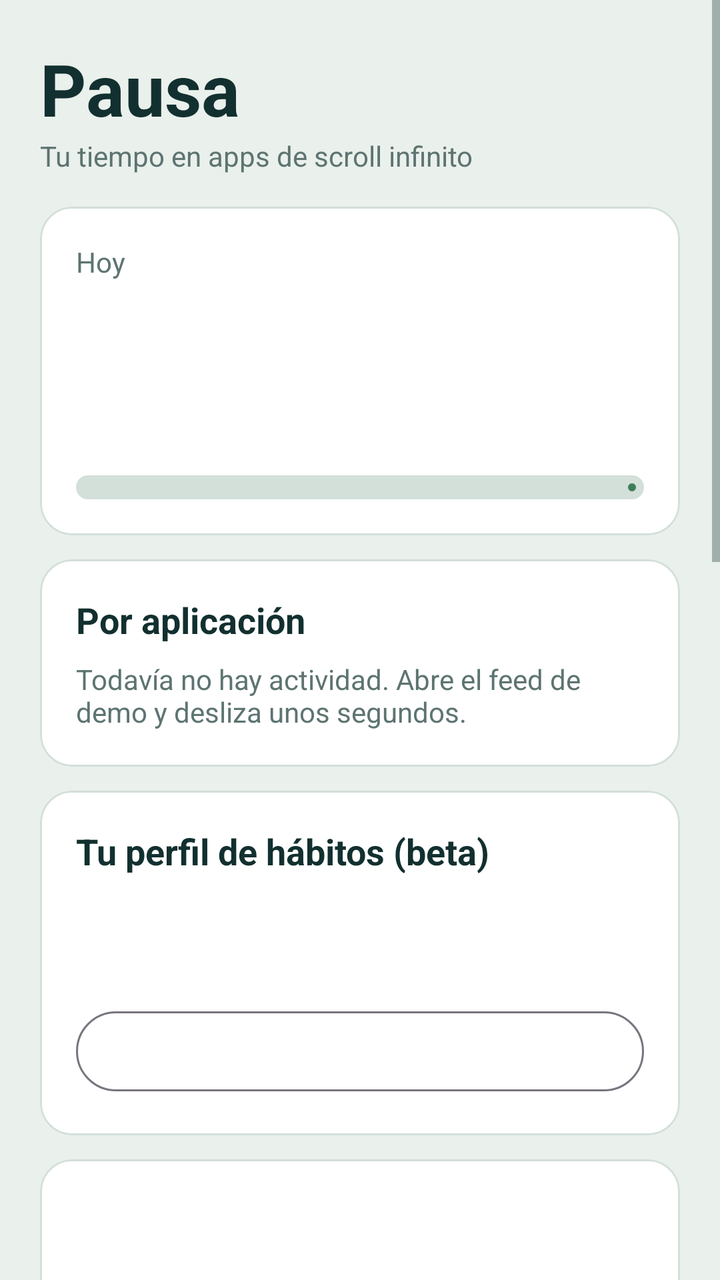
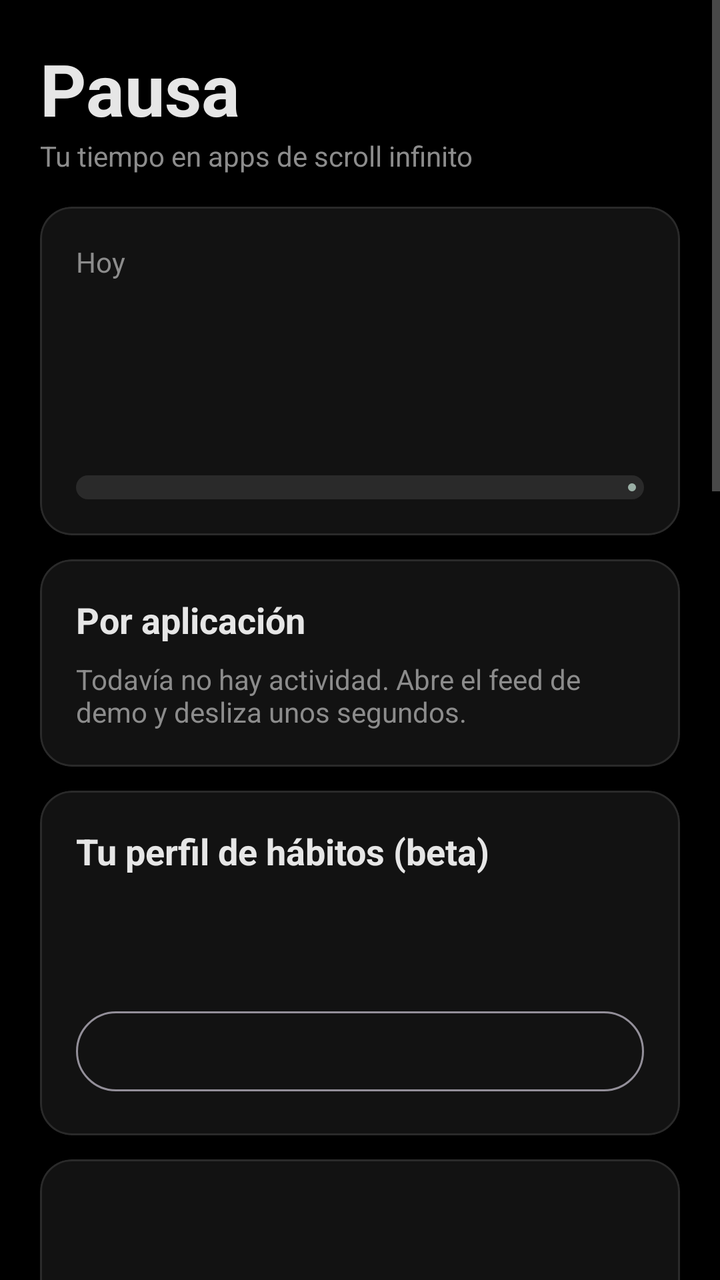

Before-and-after screenshots of an Android layout around one commit, followed by the original layout XML and the change that was made.
<!-- AndroidManifest.xml: application theme Theme.Pausa -->
<!-- res/layout/activity_main.xml -->
<?xml version="1.0" encoding="utf-8"?>
<ScrollView xmlns:android="http://schemas.android.com/apk/res/android"
    xmlns:app="http://schemas.android.com/apk/res-auto"
    android:layout_width="match_parent"
    android:layout_height="match_parent"
    android:background="@color/bg"
    android:clipToPadding="false"
    android:fitsSystemWindows="true">

    <LinearLayout
        android:layout_width="match_parent"
        android:layout_height="wrap_content"
        android:orientation="vertical"
        android:padding="20dp">

        <TextView
            android:layout_width="wrap_content"
            android:layout_height="wrap_content"
            android:text="Pausa"
            android:textColor="@color/text"
            android:textSize="36sp"
            android:textStyle="bold" />

        <TextView
            android:layout_width="wrap_content"
            android:layout_height="wrap_content"
            android:layout_marginBottom="16dp"
            android:text="Tu tiempo en apps de scroll infinito"
            android:textColor="@color/muted" />

        <com.google.android.material.card.MaterialCardView
            android:layout_width="match_parent"
            android:layout_height="wrap_content"
            android:layout_marginBottom="12dp"
            app:cardBackgroundColor="@color/card"
            app:cardCornerRadius="16dp"
            app:cardElevation="0dp"
            app:strokeColor="@color/line"
            app:strokeWidth="1dp">

            <LinearLayout
                android:layout_width="match_parent"
                android:layout_height="wrap_content"
                android:orientation="vertical"
                android:padding="18dp">

                <TextView
                    android:layout_width="wrap_content"
                    android:layout_height="wrap_content"
                    android:text="Hoy"
                    android:textColor="@color/muted" />

                <TextView
                    android:id="@+id/tvTotal"
                    android:layout_width="wrap_content"
                    android:layout_height="wrap_content"
                    android:textColor="@color/text"
                    android:textSize="48sp"
                    android:textStyle="bold" />

                <TextView
                    android:id="@+id/tvGoal"
                    android:layout_width="wrap_content"
                    android:layout_height="wrap_content"
                    android:textColor="@color/muted" />

                <com.google.android.material.progressindicator.LinearProgressIndicator
                    android:id="@+id/progress"
                    android:layout_width="match_parent"
                    android:layout_height="wrap_content"
                    android:layout_marginTop="14dp"
                    android:max="100"
                    app:indicatorColor="@color/moss"
                    app:trackColor="@color/line"
                    app:trackCornerRadius="6dp"
                    app:trackThickness="12dp" />

            </LinearLayout>
        </com.google.android.material.card.MaterialCardView>

        <com.google.android.material.card.MaterialCardView
            android:layout_width="match_parent"
            android:layout_height="wrap_content"
            android:layout_marginBottom="12dp"
            app:cardBackgroundColor="@color/card"
            app:cardCornerRadius="16dp"
            app:cardElevation="0dp"
            app:strokeColor="@color/line"
            app:strokeWidth="1dp">

            <LinearLayout
                android:layout_width="match_parent"
                android:layout_height="wrap_content"
                android:orientation="vertical"
                android:padding="18dp">

                <TextView
                    android:layout_width="wrap_content"
                    android:layout_height="wrap_content"
                    android:text="Por aplicación"
                    android:textColor="@color/text"
                    android:textSize="18sp"
                    android:textStyle="bold" />

                <LinearLayout
                    android:id="@+id/llApps"
                    android:layout_width="match_parent"
                    android:layout_height="wrap_content"
                    android:orientation="vertical" />

                <TextView
                    android:id="@+id/tvEmpty"
                    android:layout_width="match_parent"
                    android:layout_height="wrap_content"
                    android:layout_marginTop="8dp"
                    android:text="Todavía no hay actividad. Abre el feed de demo y desliza unos segundos."
                    android:textColor="@color/muted" />

            </LinearLayout>
        </com.google.android.material.card.MaterialCardView>

        <com.google.android.material.card.MaterialCardView
            android:layout_width="match_parent"
            android:layout_height="wrap_content"
            android:layout_marginBottom="12dp"
            app:cardBackgroundColor="@color/card"
            app:cardCornerRadius="16dp"
            app:cardElevation="0dp"
            app:strokeColor="@color/line"
            app:strokeWidth="1dp">

            <LinearLayout
                android:layout_width="match_parent"
                android:layout_height="wrap_content"
                android:orientation="vertical"
                android:padding="18dp">

                <TextView
                    android:layout_width="wrap_content"
                    android:layout_height="wrap_content"
                    android:text="Tu perfil de hábitos (beta)"
                    android:textColor="@color/text"
                    android:textSize="18sp"
                    android:textStyle="bold" />

                <TextView
                    android:id="@+id/tvProfileName"
                    android:layout_width="match_parent"
                    android:layout_height="wrap_content"
                    android:layout_marginTop="6dp"
                    android:textColor="@color/moss"
                    android:textSize="20sp"
                    android:textStyle="bold" />

                <TextView
                    android:id="@+id/tvProfileDesc"
                    android:layout_width="match_parent"
                    android:layout_height="wrap_content"
                    android:layout_marginTop="4dp"
                    android:textColor="@color/muted" />

                <Button
                    android:id="@+id/btnSurvey"
                    style="@style/Widget.Material3.Button.OutlinedButton"
                    android:layout_width="match_parent"
                    android:layout_height="wrap_content"
                    android:layout_marginTop="8dp" />

            </LinearLayout>
        </com.google.android.material.card.MaterialCardView>

        <com.google.android.material.card.MaterialCardView
            android:layout_width="match_parent"
            android:layout_height="wrap_content"
            android:layout_marginBottom="12dp"
            app:cardBackgroundColor="@color/card"
            app:cardCornerRadius="16dp"
            app:cardElevation="0dp"
            app:strokeColor="@color/line"
            app:strokeWidth="1dp">

            <LinearLayout
                android:layout_width="match_parent"
                android:layout_height="wrap_content"
                android:orientation="vertical"
                android:padding="18dp">

                <LinearLayout
                    android:layout_width="match_parent"
                    android:layout_height="wrap_content"
                    android:gravity="center_vertical"
                    android:orientation="horizontal">

                    <LinearLayout
                        android:layout_width="0dp"
                        android:layout_height="wrap_content"
                        android:layout_weight="1"
                        android:orientation="vertical">

                        <TextView
                            android:id="@+id/tvPoints"
                            android:layout_width="wrap_content"
                            android:layout_height="wrap_content"
                            android:textColor="@color/moss"
                            android:textSize="36sp"
                            android:textStyle="bold" />

                        <TextView
                            android:layout_width="wrap_content"
                            android:layout_height="wrap_content"
                            android:text="puntos ganados"
                            android:textColor="@color/muted" />
                    </LinearLayout>

                    <TextView
                        android:id="@+id/tvClosed"
                        android:layout_width="wrap_content"
                        android:layout_height="wrap_content"
                        android:gravity="end"
                        android:textColor="@color/text" />
                </LinearLayout>

                <TextView
                    android:id="@+id/tvMedals"
                    android:layout_width="match_parent"
                    android:layout_height="wrap_content"
                    android:layout_marginTop="14dp"
                    android:lineSpacingExtra="6dp"
                    android:textColor="@color/text" />

            </LinearLayout>
        </com.google.android.material.card.MaterialCardView>

        <com.google.android.material.card.MaterialCardView
            android:layout_width="match_parent"
            android:layout_height="wrap_content"
            android:layout_marginBottom="12dp"
            app:cardBackgroundColor="@color/card"
            app:cardCornerRadius="16dp"
            app:cardElevation="0dp"
            app:strokeColor="@color/line"
            app:strokeWidth="1dp">

            <LinearLayout
                android:layout_width="match_parent"
                android:layout_height="wrap_content"
                android:orientation="vertical"
                android:padding="18dp">

                <TextView
                    android:layout_width="wrap_content"
                    android:layout_height="wrap_content"
                    android:text="Límites"
                    android:textColor="@color/text"
                    android:textSize="18sp"
                    android:textStyle="bold" />

                <TextView
                    android:id="@+id/tvTh"
                    android:layout_width="wrap_content"
                    android:layout_height="wrap_content"
                    android:layout_marginTop="8dp"
                    android:textColor="@color/text" />

                <SeekBar
                    android:id="@+id/seekTh"
                    android:layout_width="match_parent"
                    android:layout_height="wrap_content"
                    android:max="50" />

                <TextView
                    android:layout_width="wrap_content"
                    android:layout_height="wrap_content"
                    android:text="En la demo se mide en segundos. En la versión real serán minutos."
                    android:textColor="@color/muted"
                    android:textSize="13sp" />

                <TextView
                    android:id="@+id/tvGoalSet"
                    android:layout_width="wrap_content"
                    android:layout_height="wrap_content"
                    android:layout_marginTop="14dp"
                    android:textColor="@color/text" />

                <SeekBar
                    android:id="@+id/seekGoal"
                    android:layout_width="match_parent"
                    android:layout_height="wrap_content"
                    android:max="15" />

            </LinearLayout>
        </com.google.android.material.card.MaterialCardView>

        <com.google.android.material.card.MaterialCardView
            android:layout_width="match_parent"
            android:layout_height="wrap_content"
            android:layout_marginBottom="12dp"
            app:cardBackgroundColor="@color/card"
            app:cardCornerRadius="16dp"
            app:cardElevation="0dp"
            app:strokeColor="@color/line"
            app:strokeWidth="1dp">

            <LinearLayout
                android:layout_width="match_parent"
                android:layout_height="wrap_content"
                android:orientation="vertical"
                android:padding="18dp">

                <TextView
                    android:layout_width="wrap_content"
                    android:layout_height="wrap_content"
                    android:text="Apps vigiladas"
                    android:textColor="@color/text"
                    android:textSize="18sp"
                    android:textStyle="bold" />

                <LinearLayout
                    android:id="@+id/llToggles"
                    android:layout_width="match_parent"
                    android:layout_height="wrap_content"
                    android:orientation="vertical" />

            </LinearLayout>
        </com.google.android.material.card.MaterialCardView>

        <com.google.android.material.card.MaterialCardView
            android:layout_width="match_parent"
            android:layout_height="wrap_content"
            android:layout_marginBottom="12dp"
            app:cardBackgroundColor="@color/card"
            app:cardCornerRadius="16dp"
            app:cardElevation="0dp"
            app:strokeColor="@color/line"
            app:strokeWidth="1dp">

            <LinearLayout
                android:layout_width="match_parent"
                android:layout_height="wrap_content"
                android:orientation="vertical"
                android:padding="18dp">

                <TextView
                    android:layout_width="wrap_content"
                    android:layout_height="wrap_content"
                    android:text="Permisos"
                    android:textColor="@color/text"
                    android:textSize="18sp"
                    android:textStyle="bold" />

                <TextView
                    android:id="@+id/tvStatusA11y"
                    android:layout_width="wrap_content"
                    android:layout_height="wrap_content"
                    android:layout_marginTop="8dp"
                    android:textColor="@color/text" />

                <Button
                    android:id="@+id/btnA11y"
                    style="@style/Widget.Material3.Button.OutlinedButton"
                    android:layout_width="match_parent"
                    android:layout_height="wrap_content"
                    android:text="Activar detección de scroll" />

                <TextView
                    android:id="@+id/tvStatusUsage"
                    android:layout_width="wrap_content"
                    android:layout_height="wrap_content"
                    android:layout_marginTop="8dp"
                    android:textColor="@color/text" />

                <Button
                    android:id="@+id/btnUsage"
                    style="@style/Widget.Material3.Button.OutlinedButton"
                    android:layout_width="match_parent"
                    android:layout_height="wrap_content"
                    android:text="Dar acceso al tiempo de uso" />

            </LinearLayout>
        </com.google.android.material.card.MaterialCardView>

        <Button
            android:id="@+id/btnDemo"
            android:layout_width="match_parent"
            android:layout_height="60dp"
            android:text="Abrir feed de demo"
            android:textSize="16sp" />

        <com.google.android.material.card.MaterialCardView
            android:layout_width="match_parent"
            android:layout_height="wrap_content"
            android:layout_marginTop="12dp"
            app:cardBackgroundColor="@color/card"
            app:cardCornerRadius="16dp"
            app:cardElevation="0dp"
            app:strokeColor="@color/line"
            app:strokeWidth="1dp">

            <LinearLayout
                android:layout_width="match_parent"
                android:layout_height="wrap_content"
                android:orientation="vertical"
                android:padding="18dp">

                <TextView
                    android:layout_width="wrap_content"
                    android:layout_height="wrap_content"
                    android:text="Actividad reciente"
                    android:textColor="@color/text"
                    android:textSize="18sp"
                    android:textStyle="bold" />

                <TextView
                    android:id="@+id/tvLog"
                    android:layout_width="match_parent"
                    android:layout_height="wrap_content"
                    android:layout_marginTop="6dp"
                    android:lineSpacingExtra="4dp"
                    android:textColor="@color/muted" />

            </LinearLayout>
        </com.google.android.material.card.MaterialCardView>

        <Button
            android:id="@+id/btnReset"
            style="@style/Widget.Material3.Button.TextButton"
            android:layout_width="match_parent"
            android:layout_height="wrap_content"
            android:layout_marginTop="8dp"
            android:text="Borrar datos de prueba" />
    </LinearLayout>
</ScrollView>
<!-- resources referenced by this layout -->
<resources>
  <color name="bg">#EAF0EC</color>
  <color name="card">#FFFFFF</color>
  <color name="line">#D3DFD9</color>
  <color name="moss">#3F7D58</color>
  <color name="muted">#5D7471</color>
  <color name="text">#12302F</color>
  <style name="Theme.Pausa" parent="Theme.Material3.DayNight.NoActionBar">
          <item name="colorPrimary">@color/moss</item>
          <item name="android:windowBackground">@color/bg</item>
          <item name="android:statusBarColor">@color/bg</item>
          <item name="android:navigationBarColor">@color/bg</item>
          <item name="android:textColorPrimary">@color/text</item>
          <item name="android:textColorSecondary">@color/muted</item>
      </style>
</resources>

<!-- the commit's change to res/layout/activity_main.xml (unified diff, before → after) -->
@@ -310,6 +310,55 @@
                 <TextView
                     android:layout_width="wrap_content"
                     android:layout_height="wrap_content"
+                    android:text="Tiempo libre (opcional)"
+                    android:textColor="@color/text"
+                    android:textSize="18sp"
+                    android:textStyle="bold" />
+
+                <TextView
+                    android:id="@+id/tvFreeStatus"
+                    android:layout_width="match_parent"
+                    android:layout_height="wrap_content"
+                    android:layout_marginTop="6dp"
+                    android:textColor="@color/muted" />
+
+                <Button
+                    android:id="@+id/btnFree"
+                    style="@style/Widget.Material3.Button.OutlinedButton"
+                    android:layout_width="match_parent"
+                    android:layout_height="wrap_content"
+                    android:layout_marginTop="8dp"
+                    android:text="Activar tiempo libre" />
+
+                <Button
+                    android:id="@+id/btnFreeCancel"
+                    style="@style/Widget.Material3.Button.OutlinedButton"
+                    android:layout_width="match_parent"
+                    android:layout_height="wrap_content"
+                    android:layout_marginTop="8dp"
+                    android:text="Cancelar tiempo libre" />
+            </LinearLayout>
+        </com.google.android.material.card.MaterialCardView>
+
+        <com.google.android.material.card.MaterialCardView
+            android:layout_width="match_parent"
+            android:layout_height="wrap_content"
+            android:layout_marginBottom="12dp"
+            app:cardBackgroundColor="@color/card"
+            app:cardCornerRadius="16dp"
+            app:cardElevation="0dp"
+            app:strokeColor="@color/line"
+            app:strokeWidth="1dp">
+
+            <LinearLayout
+                android:layout_width="match_parent"
+                android:layout_height="wrap_content"
+                android:orientation="vertical"
+                android:padding="18dp">
+
+                <TextView
+                    android:layout_width="wrap_content"
+                    android:layout_height="wrap_content"
                     android:text="Apps vigiladas"
                     android:textColor="@color/text"
                     android:textSize="18sp"
<!-- resource entries referenced after the edit -->
@@ -1,18 +1,21 @@
 <!-- resources referenced by this layout -->
 <resources>
-  <color name="bg">#EAF0EC</color>
-  <color name="card">#FFFFFF</color>
-  <color name="line">#D3DFD9</color>
-  <color name="moss">#3F7D58</color>
-  <color name="muted">#5D7471</color>
-  <color name="text">#12302F</color>
-  <style name="Theme.Pausa" parent="Theme.Material3.DayNight.NoActionBar">
+  <color name="bg">#000000</color>
+  <color name="card">#121212</color>
+  <color name="line">#2A2A2A</color>
+  <color name="moss">#9AAFA5</color>
+  <color name="muted">#8C8C8C</color>
+  <color name="text">#E6E6E6</color>
+  <style name="Theme.Pausa" parent="Theme.Material3.Dark.NoActionBar">
           <item name="colorPrimary">@color/moss</item>
+          <item name="colorOnPrimary">@color/ink</item>
           <item name="android:windowBackground">@color/bg</item>
           <item name="android:statusBarColor">@color/bg</item>
           <item name="android:navigationBarColor">@color/bg</item>
+          <item name="android:windowLightStatusBar">false</item>
           <item name="android:textColorPrimary">@color/text</item>
           <item name="android:textColorSecondary">@color/muted</item>
       </style>
+  <color name="ink">#000000</color>
 </resources>
 
